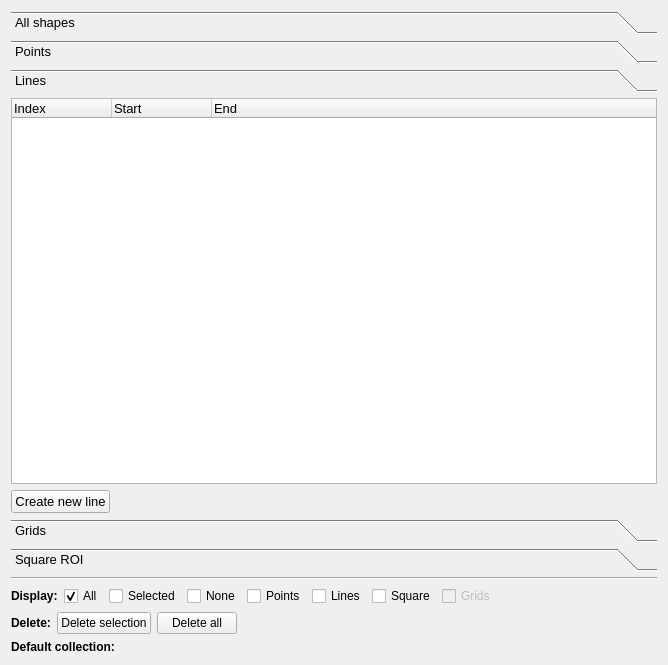
The window that gui/ui_files/graphics_manager_layout.ui (natxo14/mxcube) describes before a commit, drawn with Qt 5.
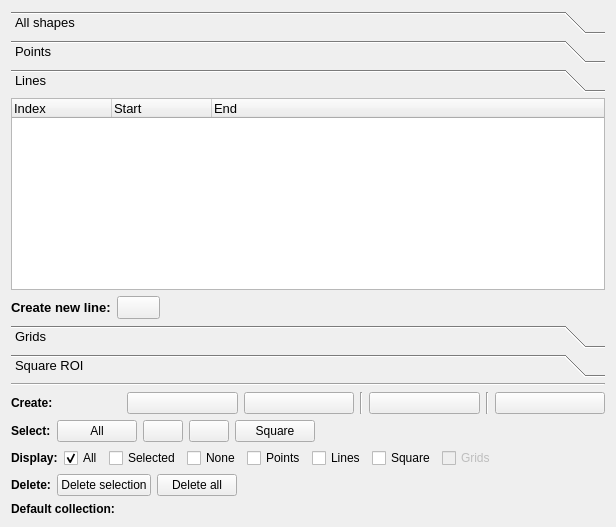
The same window after the commit. The open tabs and pages were chosen to show the change. Icons and pictures are not drawn.

Commit message: graphics manager: changes in GUI to ease use

Patch:
```diff
--- a/gui/ui_files/graphics_manager_layout.ui
+++ b/gui/ui_files/graphics_manager_layout.ui
@@ -6,8 +6,8 @@
    <rect>
     <x>0</x>
     <y>0</y>
-    <width>668</width>
-    <height>665</height>
+    <width>616</width>
+    <height>527</height>
    </rect>
   </property>
   <property name="sizePolicy">
@@ -297,8 +297,8 @@
        <rect>
         <x>0</x>
         <y>0</y>
-        <width>650</width>
-        <height>393</height>
+        <width>598</width>
+        <height>188</height>
        </rect>
       </property>
       <attribute name="icon">
@@ -359,14 +359,24 @@
          <property name="spacing">
           <number>6</number>
          </property>
+         <item>
+          <widget class="QLabel" name="point_create_label_2">
+           <property name="text">
+            <string>&lt;html&gt;&lt;head/&gt;&lt;body&gt;&lt;p&gt;&lt;span style=&quot; font-weight:600;&quot;&gt;Create new line:&lt;/span&gt;&lt;/p&gt;&lt;/body&gt;&lt;/html&gt;</string>
+           </property>
+          </widget>
+         </item>
          <item>
           <widget class="QPushButton" name="create_line_button">
            <property name="enabled">
             <bool>true</bool>
            </property>
-           <property name="text">
+           <property name="toolTip">
             <string>Create new line</string>
            </property>
+           <property name="text">
+            <string/>
+           </property>
            <property name="icon">
             <iconset>
              <normaloff>../icons/Line.png</normaloff>../icons/Line.png</iconset>
@@ -853,6 +863,169 @@
      </property>
     </widget>
    </item>
+   <item>
+    <layout class="QHBoxLayout" name="horizontalLayout_7">
+     <item>
+      <widget class="QLabel" name="create_label">
+       <property name="text">
+        <string>&lt;html&gt;&lt;head/&gt;&lt;body&gt;&lt;p&gt;&lt;span style=&quot; font-weight:600;&quot;&gt;Create:&lt;/span&gt;&lt;/p&gt;&lt;/body&gt;&lt;/html&gt;</string>
+       </property>
+       <property name="wordWrap">
+        <bool>false</bool>
+       </property>
+      </widget>
+     </item>
+     <item>
+      <widget class="QPushButton" name="create_point_start_button_2">
+       <property name="toolTip">
+        <string>Create Point On Click</string>
+       </property>
+       <property name="text">
+        <string/>
+       </property>
+       <property name="icon">
+        <iconset>
+         <normaloff>../icons/calibration_point.png</normaloff>../icons/calibration_point.png</iconset>
+       </property>
+      </widget>
+     </item>
+     <item>
+      <widget class="QPushButton" name="create_point_accept_button_2">
+       <property name="toolTip">
+        <string>Create Point On Beam</string>
+       </property>
+       <property name="text">
+        <string/>
+       </property>
+       <property name="icon">
+        <iconset>
+         <normaloff>../icons/beam2.png</normaloff>../icons/beam2.png</iconset>
+       </property>
+      </widget>
+     </item>
+     <item>
+      <widget class="Line" name="line_2">
+       <property name="orientation">
+        <enum>Qt::Vertical</enum>
+       </property>
+      </widget>
+     </item>
+     <item>
+      <widget class="QPushButton" name="create_line_button_2">
+       <property name="enabled">
+        <bool>true</bool>
+       </property>
+       <property name="toolTip">
+        <string>Create new line</string>
+       </property>
+       <property name="text">
+        <string/>
+       </property>
+       <property name="icon">
+        <iconset>
+         <normaloff>../icons/Line.png</normaloff>../icons/Line.png</iconset>
+       </property>
+      </widget>
+     </item>
+     <item>
+      <widget class="Line" name="line_3">
+       <property name="orientation">
+        <enum>Qt::Vertical</enum>
+       </property>
+      </widget>
+     </item>
+     <item>
+      <widget class="QPushButton" name="create_square_button_2">
+       <property name="toolTip">
+        <string>Create new square</string>
+       </property>
+       <property name="text">
+        <string/>
+       </property>
+       <property name="icon">
+        <iconset>
+         <normaloff>../icons/square.png</normaloff>../icons/square.png</iconset>
+       </property>
+      </widget>
+     </item>
+    </layout>
+   </item>
+   <item>
+    <layout class="QHBoxLayout" name="horizontalLayout_4">
+     <item>
+      <widget class="QLabel" name="select_label_3">
+       <property name="text">
+        <string>&lt;html&gt;&lt;head/&gt;&lt;body&gt;&lt;p&gt;&lt;span style=&quot; font-weight:600;&quot;&gt;Select:&lt;/span&gt;&lt;/p&gt;&lt;/body&gt;&lt;/html&gt;</string>
+       </property>
+       <property name="wordWrap">
+        <bool>false</bool>
+       </property>
+      </widget>
+     </item>
+     <item>
+      <widget class="QPushButton" name="select_all_button">
+       <property name="text">
+        <string>All</string>
+       </property>
+      </widget>
+     </item>
+     <item>
+      <widget class="QPushButton" name="select_points_button">
+       <property name="toolTip">
+        <string>Select all Points</string>
+       </property>
+       <property name="text">
+        <string/>
+       </property>
+       <property name="icon">
+        <iconset>
+         <normaloff>../icons/calibration_point_green.png</normaloff>../icons/calibration_point_green.png</iconset>
+       </property>
+      </widget>
+     </item>
+     <item>
+      <widget class="QPushButton" name="select_lines_button">
+       <property name="toolTip">
+        <string>Select all Lines</string>
+       </property>
+       <property name="text">
+        <string/>
+       </property>
+       <property name="icon">
+        <iconset>
+         <normaloff>../icons/Line-selected.png</normaloff>../icons/Line-selected.png</iconset>
+       </property>
+      </widget>
+     </item>
+     <item>
+      <widget class="QPushButton" name="select_square_roi_button">
+       <property name="toolTip">
+        <string>Select all Squares</string>
+       </property>
+       <property name="text">
+        <string>Square</string>
+       </property>
+       <property name="icon">
+        <iconset>
+         <normaloff>../icons/square-selected.png</normaloff>../icons/square-selected.png</iconset>
+       </property>
+      </widget>
+     </item>
+     <item>
+      <spacer name="horizontalSpacer_5">
+       <property name="orientation">
+        <enum>Qt::Horizontal</enum>
+       </property>
+       <property name="sizeHint" stdset="0">
+        <size>
+         <width>40</width>
+         <height>20</height>
+        </size>
+       </property>
+      </spacer>
+     </item>
+    </layout>
+   </item>
    <item>
     <layout class="QHBoxLayout" name="horizontalLayout_5">
      <item>
```
Left out of the diff: 42 changed lines with no effect on the pictures. The commit also changes 2 other files.
